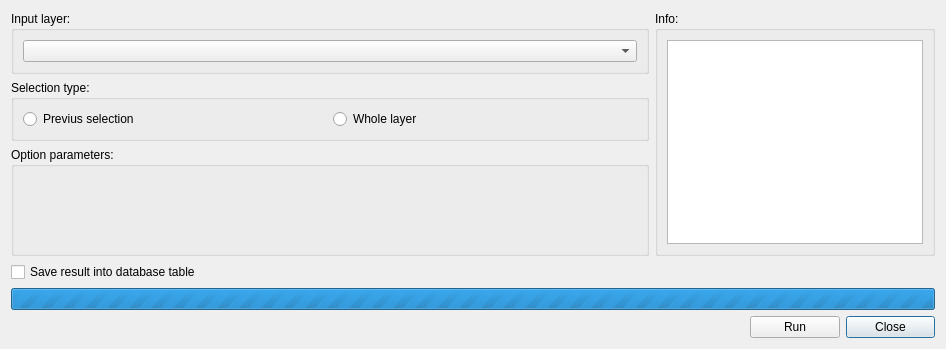
Old version of the form ui/api_toolbox_functions.ui in the repository Giswater/giswater_qgis_plugin.
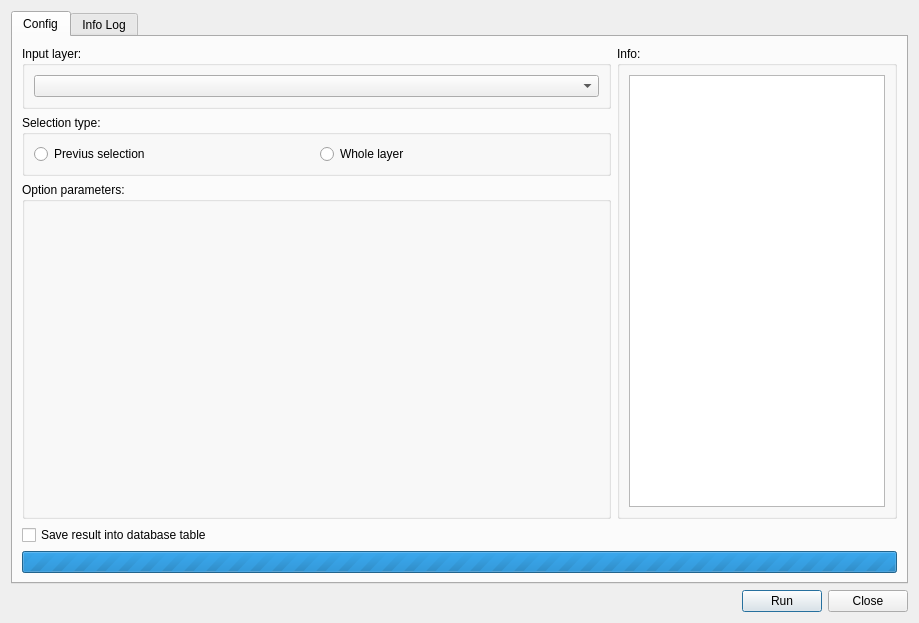
New version of the form.

The edit to the form file:
```diff
--- a/ui/api_toolbox_functions.ui
+++ b/ui/api_toolbox_functions.ui
@@ -6,19 +6,41 @@
    <rect>
     <x>0</x>
     <y>0</y>
-    <width>946</width>
-    <height>349</height>
+    <width>919</width>
+    <height>623</height>
    </rect>
   </property>
   <property name="windowTitle">
    <string>Toolbox</string>
   </property>
-  <layout class="QGridLayout" name="gridLayout_2">
-   <item row="6" column="3">
-    <widget class="QPushButton" name="btn_close">
-     <property name="text">
-      <string>Close</string>
+  <layout class="QVBoxLayout" name="verticalLayout_2">
+   <item>
+    <widget class="QTabWidget" name="tab_infolog">
+     <property name="currentIndex">
+      <number>0</number>
      </property>
+     <widget class="QWidget" name="tab">
+      <attribute name="title">
+       <string>Config</string>
+      </attribute>
+      <layout class="QGridLayout" name="gridLayout">
+       <item row="0" column="1" rowspan="3">
+        <widget class="QGroupBox" name="groupBox">
+         <property name="title">
+          <string>Info:</string>
+         </property>
+         <layout class="QVBoxLayout" name="verticalLayout">
+          <item>
+           <widget class="QTextEdit" name="txt_info">
+            <property name="sizePolicy">
+             <sizepolicy hsizetype="Preferred" vsizetype="Preferred">
+              <horstretch>0</horstretch>
+              <verstretch>0</verstretch>
+             </sizepolicy>
+            </property>
+           </widget>
+          </item>
+         </layout>
     </widget>
    </item>
    <item row="3" column="0">
@@ -28,45 +50,7 @@
      </property>
     </widget>
    </item>
-   <item row="4" column="0" colspan="4">
-    <widget class="QProgressBar" name="progressBar">
-     <property name="maximum">
-      <number>0</number>
-     </property>
-     <property name="value">
-      <number>-1</number>
-     </property>
-     <property name="textVisible">
-      <bool>true</bool>
-     </property>
-     <property name="format">
-      <string>%p%</string>
-     </property>
-    </widget>
-   </item>
-   <item row="6" column="2">
-    <widget class="QPushButton" name="btn_run">
-     <property name="text">
-      <string>Run</string>
-     </property>
-    </widget>
-   </item>
-   <item row="6" column="0">
-    <spacer name="horizontalSpacer">
-     <property name="orientation">
-      <enum>Qt::Horizontal</enum>
-     </property>
-     <property name="sizeHint" stdset="0">
-      <size>
-       <width>40</width>
-       <height>20</height>
-      </size>
-     </property>
-    </spacer>
-   </item>
    <item row="2" column="0">
-    <layout class="QHBoxLayout" name="horizontalLayout_2">
-     <item>
       <widget class="QGroupBox" name="grb_parameters">
        <property name="title">
         <string>Option parameters:</string>
@@ -91,27 +75,6 @@
        </layout>
       </widget>
      </item>
-    </layout>
-   </item>
-   <item row="0" column="0">
-    <widget class="QGroupBox" name="grb_input_layer">
-     <property name="title">
-      <string>Input layer:</string>
-     </property>
-     <layout class="QHBoxLayout" name="horizontalLayout_3">
-      <item>
-       <widget class="QComboBox" name="cmb_layers">
-        <property name="sizePolicy">
-         <sizepolicy hsizetype="Preferred" vsizetype="Preferred">
-          <horstretch>0</horstretch>
-          <verstretch>0</verstretch>
-         </sizepolicy>
-        </property>
-       </widget>
-      </item>
-     </layout>
-    </widget>
-   </item>
    <item row="1" column="0">
     <widget class="QGroupBox" name="grb_selection_type">
      <property name="title">
@@ -147,14 +110,14 @@
      </layout>
     </widget>
    </item>
-   <item row="0" column="1" rowspan="3" colspan="3">
-    <widget class="QGroupBox" name="groupBox">
+       <item row="0" column="0">
+        <widget class="QGroupBox" name="grb_input_layer">
      <property name="title">
-      <string>Info:</string>
-     </property>
-     <layout class="QVBoxLayout" name="verticalLayout">
+          <string>Input layer:</string>
+         </property>
+         <layout class="QHBoxLayout" name="horizontalLayout_3">
       <item>
-       <widget class="QTextEdit" name="txt_info">
+           <widget class="QComboBox" name="cmb_layers">
         <property name="sizePolicy">
          <sizepolicy hsizetype="Preferred" vsizetype="Preferred">
           <horstretch>0</horstretch>
@@ -165,6 +128,67 @@
       </item>
      </layout>
     </widget>
+       </item>
+       <item row="4" column="0" colspan="2">
+        <widget class="QProgressBar" name="progressBar">
+         <property name="maximum">
+          <number>0</number>
+         </property>
+         <property name="value">
+          <number>-1</number>
+         </property>
+         <property name="textVisible">
+          <bool>true</bool>
+         </property>
+         <property name="format">
+          <string>%p%</string>
+         </property>
+        </widget>
+       </item>
+      </layout>
+     </widget>
+     <widget class="QWidget" name="tab_2">
+      <attribute name="title">
+       <string>Info Log</string>
+      </attribute>
+      <layout class="QGridLayout" name="gridLayout_2">
+       <item row="0" column="0">
+        <widget class="QTextEdit" name="txt_infolog"/>
+       </item>
+      </layout>
+     </widget>
+    </widget>
+   </item>
+   <item>
+    <layout class="QHBoxLayout" name="horizontalLayout_2">
+     <item>
+      <spacer name="horizontalSpacer">
+       <property name="orientation">
+        <enum>Qt::Horizontal</enum>
+       </property>
+       <property name="sizeHint" stdset="0">
+        <size>
+         <width>40</width>
+         <height>20</height>
+        </size>
+       </property>
+      </spacer>
+     </item>
+     <item>
+      <widget class="QPushButton" name="btn_run">
+       <property name="text">
+        <string>Run</string>
+       </property>
+      </widget>
+     </item>
+     <item>
+      <widget class="QPushButton" name="btn_close">
+       <property name="text">
+        <string>Close</string>
+       </property>
+      </widget>
+     </item>
+    </layout>
    </item>
   </layout>
  </widget>
```
Lines whose indentation alone changed are shown as unchanged.
